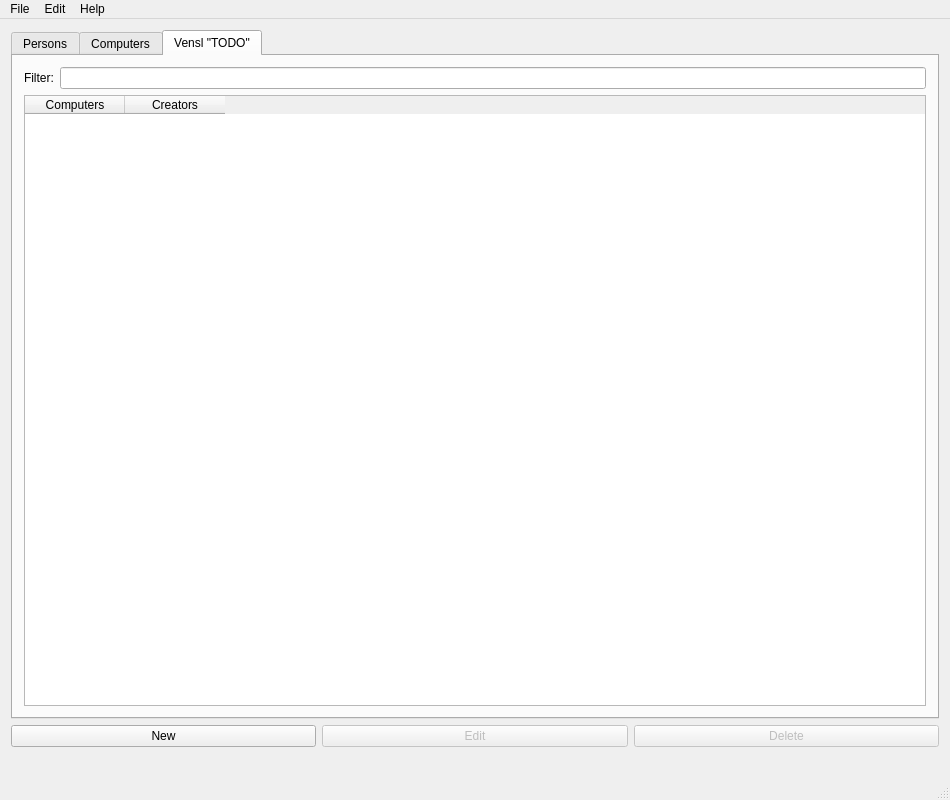
BeanBean-Nyah/T113-VLN, file vika3/Vika3/mainwindow.ui: the form before one commit.
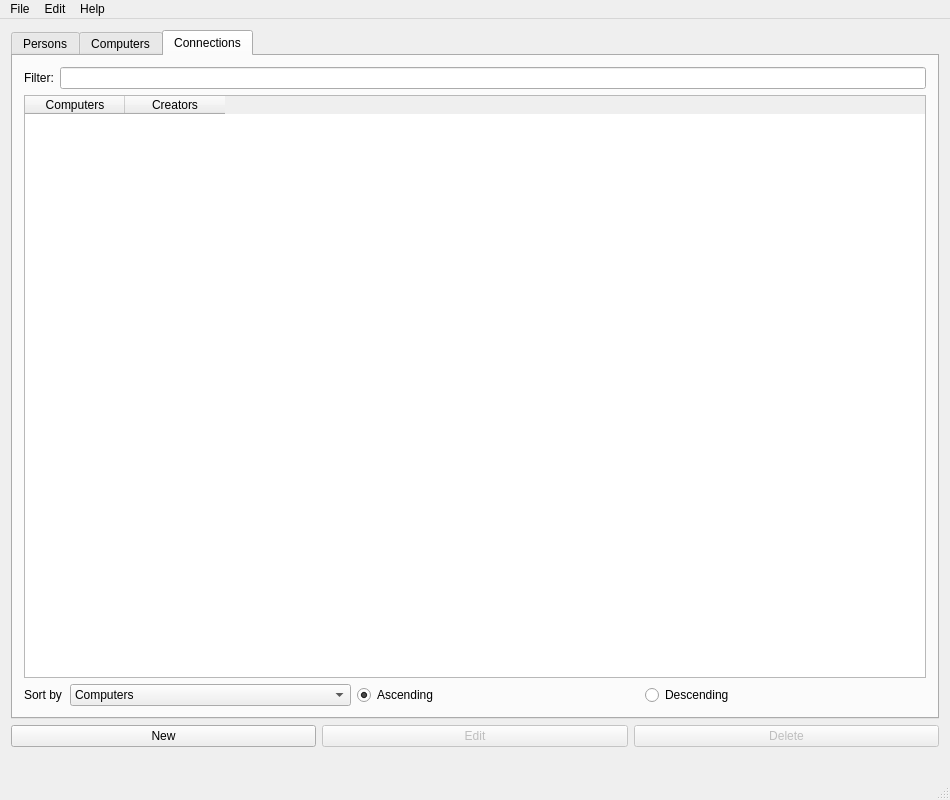
The form after the commit. The open tabs and pages were chosen to show the change. Icons and pictures are not drawn.

Commit message: relation sort, delete og filter

```diff
--- a/vika3/Vika3/mainwindow.ui
+++ b/vika3/Vika3/mainwindow.ui
@@ -284,7 +284,7 @@
       </widget>
       <widget class="QWidget" name="tab_3">
        <attribute name="title">
-        <string>Vensl &quot;TODO&quot;</string>
+        <string>Connections</string>
        </attribute>
        <layout class="QVBoxLayout" name="verticalLayout_7">
         <item>
@@ -330,6 +330,54 @@
           </column>
          </widget>
         </item>
+        <item>
+         <layout class="QHBoxLayout" name="horizontalLayout">
+          <item>
+           <widget class="QLabel" name="label_5">
+            <property name="maximumSize">
+             <size>
+              <width>40</width>
+              <height>16777215</height>
+             </size>
+            </property>
+            <property name="text">
+             <string>Sort by</string>
+            </property>
+           </widget>
+          </item>
+          <item>
+           <widget class="QComboBox" name="comboBox_sort_both">
+            <item>
+             <property name="text">
+              <string>Computers</string>
+             </property>
+            </item>
+            <item>
+             <property name="text">
+              <string>Creators</string>
+             </property>
+            </item>
+           </widget>
+          </item>
+          <item>
+           <widget class="QRadioButton" name="radioButton_sort_both_asc">
+            <property name="text">
+             <string>Ascending</string>
+            </property>
+            <property name="checked">
+             <bool>true</bool>
+            </property>
+           </widget>
+          </item>
+          <item>
+           <widget class="QRadioButton" name="radioButton_sort_both_desc">
+            <property name="text">
+             <string>Descending</string>
+            </property>
+           </widget>
+          </item>
+         </layout>
+        </item>
        </layout>
       </widget>
      </widget>
```
Left out of the diff: 4 changed lines with no effect on the pictures. The commit also changes 7 other files.
